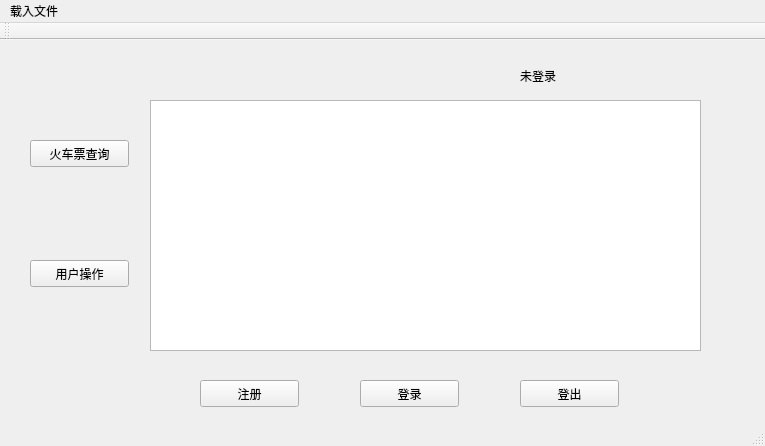
Old version of the form Qt/Train/mainwindow.ui in the repository pascalprimer/DataStructure.
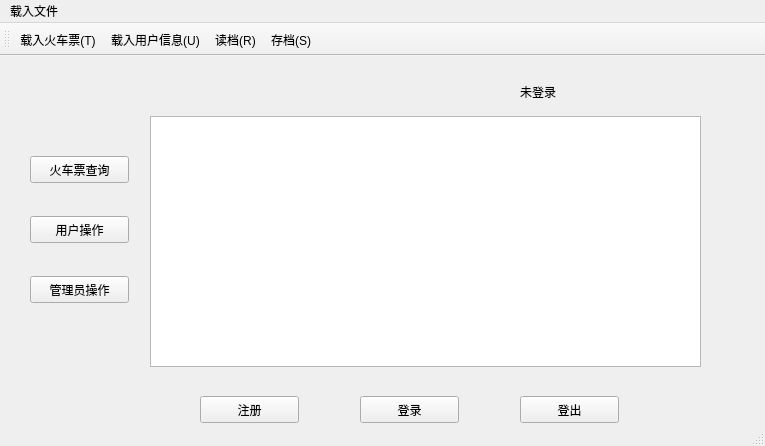
New version of the form.

```diff
--- a/Qt/Train/mainwindow.ui
+++ b/Qt/Train/mainwindow.ui
@@ -93,7 +93,7 @@
     <property name="geometry">
      <rect>
       <x>30</x>
-      <y>220</y>
+      <y>160</y>
       <width>99</width>
       <height>27</height>
      </rect>
@@ -102,6 +102,19 @@
      <string>用户操作</string>
     </property>
    </widget>
+   <widget class="QPushButton" name="adminButton">
+    <property name="geometry">
+     <rect>
+      <x>30</x>
+      <y>220</y>
+      <width>99</width>
+      <height>27</height>
+     </rect>
+    </property>
+    <property name="text">
+     <string>管理员操作</string>
+    </property>
+   </widget>
   </widget>
   <widget class="QMenuBar" name="menuBar">
    <property name="geometry">
@@ -126,8 +139,44 @@
    <attribute name="toolBarBreak">
     <bool>false</bool>
    </attribute>
+   <addaction name="action"/>
+   <addaction name="action_2"/>
+   <addaction name="action_3"/>
+   <addaction name="action_4"/>
   </widget>
   <widget class="QStatusBar" name="statusBar"/>
+  <action name="action">
+   <property name="text">
+    <string>载入火车票(&amp;T)</string>
+   </property>
+   <property name="shortcut">
+    <string>Ctrl+T</string>
+   </property>
+  </action>
+  <action name="action_2">
+   <property name="text">
+    <string>载入用户信息(&amp;U)</string>
+   </property>
+   <property name="shortcut">
+    <string>Ctrl+U</string>
+   </property>
+  </action>
+  <action name="action_3">
+   <property name="text">
+    <string>读档(&amp;R)</string>
+   </property>
+   <property name="shortcut">
+    <string>Ctrl+R</string>
+   </property>
+  </action>
+  <action name="action_4">
+   <property name="text">
+    <string>存档(&amp;S)</string>
+   </property>
+   <property name="shortcut">
+    <string>Ctrl+S</string>
+   </property>
+  </action>
  </widget>
  <layoutdefault spacing="6" margin="11"/>
  <resources/>
```
Left out of the diff: 4 changed lines with no effect on the pictures.
